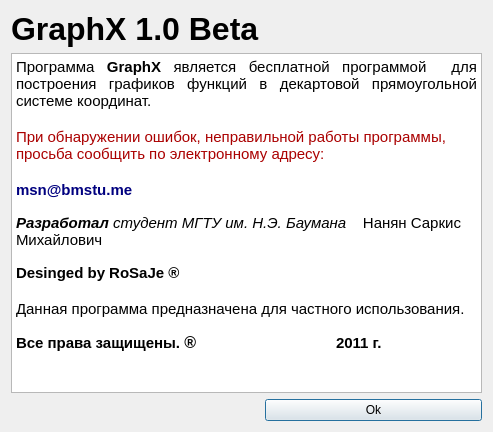
First picture: the form in about.ui, repository spellanser/graphx, before the edit.
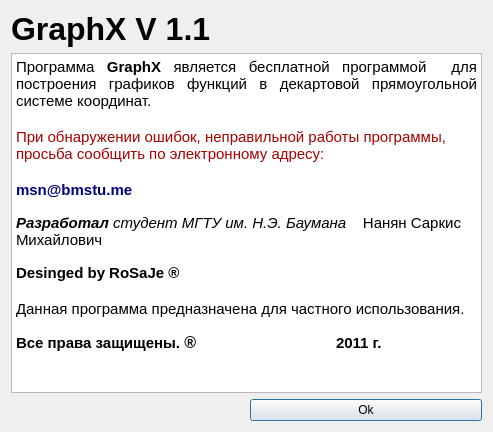
Second picture: the form after the edit. Icons and pictures are not drawn.

Patch:
```diff
--- a/about.ui
+++ b/about.ui
@@ -28,7 +28,7 @@
       </font>
      </property>
      <property name="text">
-      <string>GraphX 1.0 Beta</string>
+      <string>GraphX V 1.1</string>
      </property>
     </widget>
    </item>
```
Left out of the diff: 30 changed lines with no effect on the pictures.
